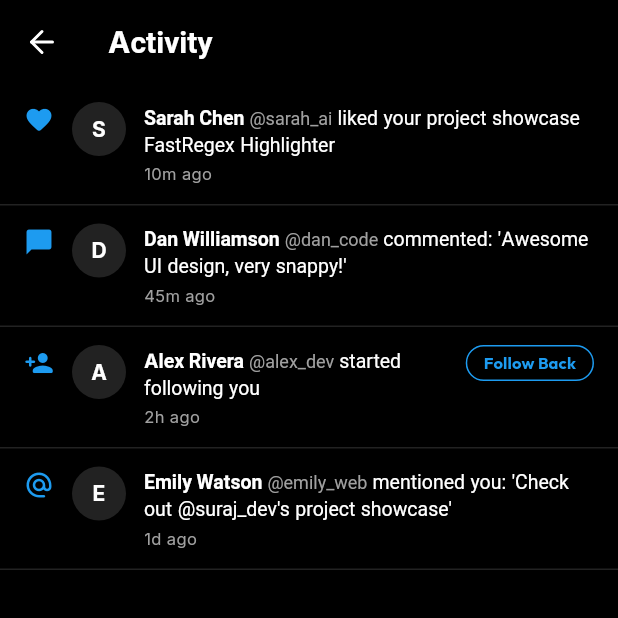
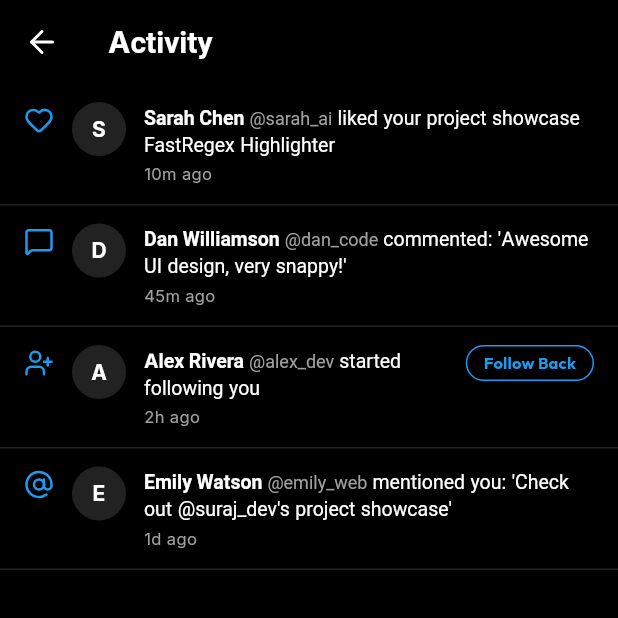
Before and after one commit to SurajChaurasia84/Devs, a Flutter app: the NotificationsScreen screen opened directly, on a phone screen of 412 x 824 dp, the top half of it. Run offline on Flutter 3.47's test engine with Material 3 defaults, Android fonts, the phone set to English and light mode, and no system bars; our stand-ins replace google_fonts, iconsax, lucide_icons.

Commit message:
feat(notifications): improve notification item widget

```diff
--- a/lib/widgets/notification_item.dart
+++ b/lib/widgets/notification_item.dart
@@ -1,4 +1,5 @@
 import 'package:flutter/material.dart';
+import 'package:lucide_icons/lucide_icons.dart';
 import '../models/data_models.dart';
 import '../theme/app_theme.dart';
 
@@ -15,15 +16,15 @@ class NotificationItem extends StatelessWidget {
   IconData _getIconForType() {
     switch (notification.type) {
       case 'like':
-        return Icons.favorite_rounded;
+        return LucideIcons.heart;
       case 'comment':
-        return Icons.chat_bubble_rounded;
+        return LucideIcons.messageSquare;
       case 'follow':
-        return Icons.person_add_rounded;
+        return LucideIcons.userPlus;
       case 'mention':
-        return Icons.alternate_email_rounded;
+        return LucideIcons.atSign;
       default:
-        return Icons.notifications_rounded;
+        return LucideIcons.bell;
     }
   }
 
```
